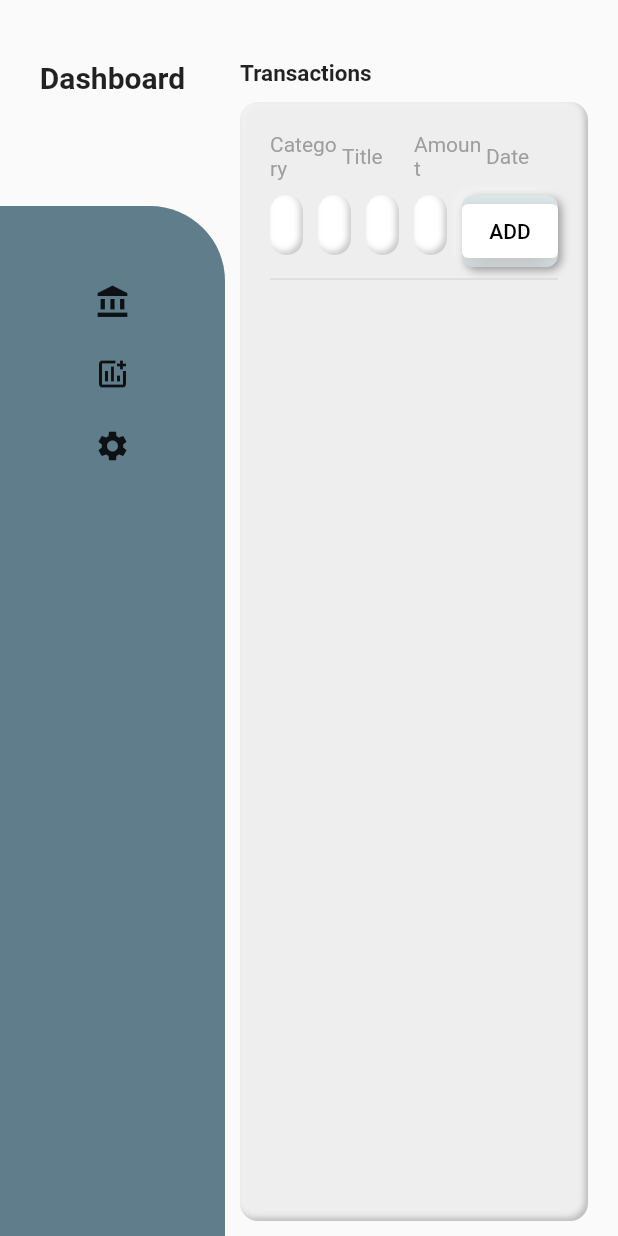
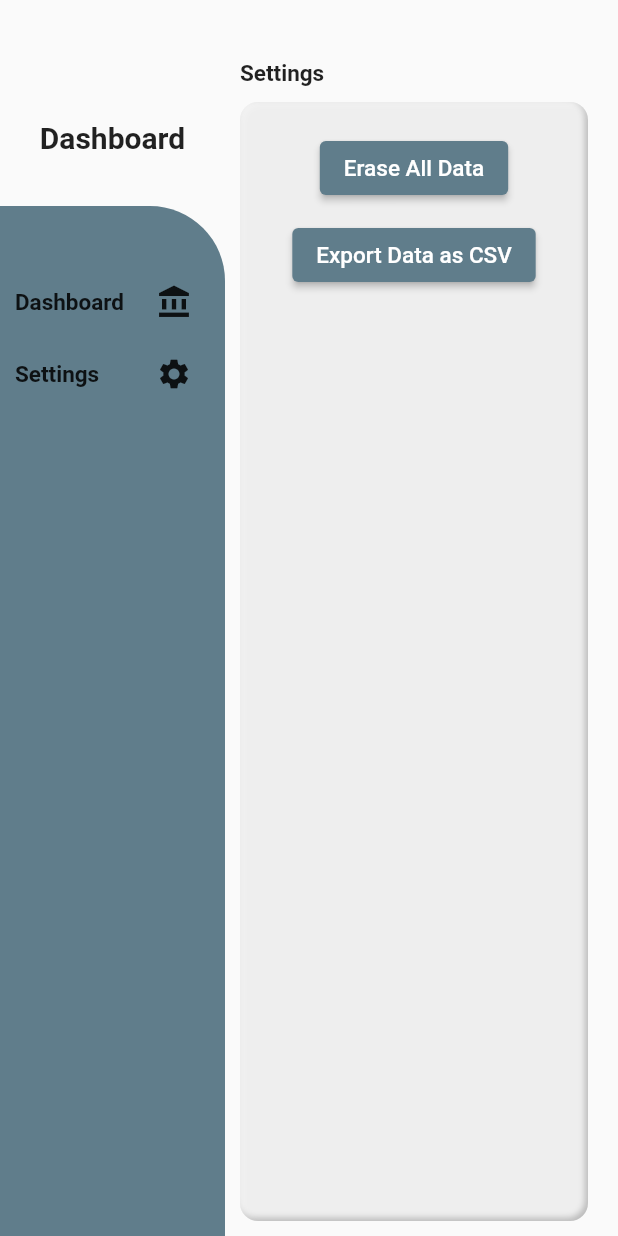
Before and after one commit to SebRincon/finance_tracker, a Flutter app: the screen it shows after launch, after a tap on the "settings" icon, on a phone screen of 412 x 824 dp. Run offline on Flutter 3.47's test engine with Material 2 defaults, Android fonts, the phone set to English and light mode, and no system bars; drawn by our look-alikes of flutter_neumorphic; our stand-ins replace sqflite; accounts and stored records are empty.

```diff
--- a/lib/main.dart
+++ b/lib/main.dart
@@ -1,15 +1,11 @@
-import 'dart:async';
-import 'package:finance_tracker/widgets/TransactionsManager.dart';
-import 'package:path/path.dart';
-import 'package:sqflite/sqflite.dart';
+import 'package:finance_tracker/pages/SettingsManager.dart';
+import 'package:finance_tracker/pages/TransactionsManager.dart';
 import 'package:flutter_neumorphic/flutter_neumorphic.dart';
-// import 'transactionsList.dart';
-import 'settings.dart';
 
 void main() {
   WidgetsFlutterBinding.ensureInitialized();
 
-  runApp(MyApp());
+  runApp(const MyApp());
 }
 
 class MyApp extends StatelessWidget {
@@ -23,9 +19,9 @@ class MyApp extends StatelessWidget {
       theme: ThemeData(
         primarySwatch: Colors.blue,
       ),
-      routes: <String, WidgetBuilder>{
-        '/dashboard': (BuildContext context) => const SettingsPage(),
-      },
+      // routes: <String, WidgetBuilder>{
+      //   '/dashboard': (BuildContext context) => const SettingsPage(),
+      // },
       home: const MyHomePage(),
     );
   }
@@ -56,6 +52,14 @@ class _MyHomePageState extends State<MyHomePage> {
   int index = 0;
   int accountSelection = 0;
 
+  void changeIndex(int _index) {
+    setState(
+      () {
+        index = _index;
+      },
+    );
+  }
+
   @override
   Widget build(BuildContext context) {
     return Scaffold(
@@ -69,7 +73,7 @@ class _MyHomePageState extends State<MyHomePage> {
                 Expanded(
                   flex: 2,
                   child: Container(
-                    padding: const EdgeInsets.only(top: 40),
+                    padding: const EdgeInsets.only(top: 80),
                     child: const Text(
                       "Dashboard",
                       style:
@@ -95,19 +99,51 @@ class _MyHomePageState extends State<MyHomePage> {
                         const SizedBox(
                           height: 40,
                         ),
+
+                        Container(
+                          margin: const EdgeInsets.only(left: 10, right: 10),
+                          child: Row(
+                            mainAxisAlignment: MainAxisAlignment.spaceBetween,
+                            children: [
+                              const Text(
+                                'Dashboard',
+                                style: TextStyle(
+                                    fontSize: 15, fontWeight: FontWeight.bold),
+                              ),
                               IconButton(
                                 onPressed: () {
-                            Navigator.of(context).pushNamed('/dashboard');
+                                  changeIndex(0);
                                 },
                                 icon: const Icon(Icons.account_balance),
                               ),
-                        IconButton(
-                          onPressed: () {},
-                          icon: const Icon(Icons.add_chart_outlined),
+                            ],
+                          ),
+                        ),
+
+                        // IconButton(
+                        //   onPressed: () {
+                        //     changeIndex(1);
+                        //   },
+                        //   icon: const Icon(Icons.add_chart_outlined),
+                        // ),
+                        Container(
+                          margin: const EdgeInsets.only(left: 10, right: 10),
+                          child: Row(
+                            mainAxisAlignment: MainAxisAlignment.spaceBetween,
+                            children: [
+                              const Text(
+                                'Settings',
+                                style: TextStyle(
+                                    fontSize: 15, fontWeight: FontWeight.bold),
                               ),
                               IconButton(
-                          onPressed: () {},
+                                onPressed: () {
+                                  changeIndex(1);
+                                },
                                 icon: const Icon(Icons.settings),
+                              ),
+                            ],
+                          ),
                         ),
                       ],
                     ),
@@ -125,20 +161,21 @@ class _MyHomePageState extends State<MyHomePage> {
               margin: const EdgeInsets.only(left: 10, right: 10),
               child: Column(
                 crossAxisAlignment: CrossAxisAlignment.start,
-                children: const [
-                  SizedBox(height: 30),
+                children: [
+                  const SizedBox(height: 30),
                   // accountDetail(accountSelection),
-                  SizedBox(height: 10),
+                  const SizedBox(height: 10),
                   Text(
-                    'Transactions',
-                    style: TextStyle(fontSize: 15, fontWeight: FontWeight.bold),
+                    index == 0 ? 'Transactions' : "Settings",
+                    style: const TextStyle(
+                        fontSize: 15, fontWeight: FontWeight.bold),
                   ),
-                  SizedBox(height: 10),
+                  const SizedBox(height: 10),
 
                   //
                   // TRANSACTIONS *******************
                   //
-                  TransactionManager()
+                  index == 0 ? TransactionManager() : SettingsManager()
                 ],
               ),
             ),
--- /dev/null
+++ b/lib/pages/SettingsManager.dart
@@ -0,0 +1,95 @@
+import 'package:flutter/material.dart';
+import 'package:flutter_neumorphic/flutter_neumorphic.dart';
+import 'package:sqflite/sqflite.dart';
+import 'package:path/path.dart';
+
+class SettingsManager extends StatefulWidget {
+  const SettingsManager({Key? key}) : super(key: key);
+
+  @override
+  State<SettingsManager> createState() => _SettingsManagerState();
+}
+
+class _SettingsManagerState extends State<SettingsManager> {
+  Future<Database> getDatabase() async {
+    return openDatabase(
+      join(await getDatabasesPath(), 'transactions.db'),
+      version: 1,
+    );
+  }
+
+  Future<void> deleteAllTransactions(Future<Database> database) async {
+    // Get a reference to the database.
+    final db = await database;
+
+    // Remove the transaction from the database.
+    await db.delete(
+      'transactions',
+    );
+  }
+
+  @override
+  Widget build(BuildContext context) {
+    Future<Database> database = getDatabase();
+
+    return Expanded(
+      flex: 1,
+      child: Neumorphic(
+        margin: const EdgeInsets.only(right: 10, bottom: 10),
+        style: NeumorphicStyle(
+          shape: NeumorphicShape.flat,
+          boxShape: NeumorphicBoxShape.roundRect(
+            BorderRadius.circular(12),
+          ),
+          depth: -4,
+          intensity: .5,
+          lightSource: LightSource.bottomRight,
+          color: Colors.grey[200],
+        ),
+        padding: const EdgeInsets.all(20),
+        child: SizedBox(
+          width: double.infinity,
+          height: MediaQuery.of(context).size.height * .65,
+          child: Column(
+            children: [
+              ElevatedButton(
+                // ignore: prefer_const_constructors
+                style: ButtonStyle(
+                  backgroundColor:
+                      MaterialStateProperty.all<Color>(Colors.blueGrey),
+                ),
+                onPressed: () {
+                  deleteAllTransactions(database);
+                  ScaffoldMessenger.of(context).showSnackBar(
+                    const SnackBar(
+                      content: Text('Transactions Deleted'),
+                    ),
+                  );
+                },
+                child: const Text(
+                  'Erase All Data',
+                  style: TextStyle(fontSize: 15),
+                ),
+              ),
+              const SizedBox(
+                height: 10,
+              ),
+              ElevatedButton(
+                // ignore: prefer_const_constructors
+                style: ButtonStyle(
+                  backgroundColor:
+                      MaterialStateProperty.all<Color>(Colors.blueGrey),
+                ),
+                onPressed: () {},
+                child: const Text(
+                  'Export Data as CSV',
+                  style: TextStyle(fontSize: 15),
+                ),
+              ),
+            ],
+          ),
+        ),
+      ),
+    );
+  }
+}
--- a/lib/widgets/TransactionsManager.dart
+++ b/lib/pages/TransactionsManager.dart
@@ -187,21 +187,26 @@ class _TransactionManagerState extends State<TransactionManager> {
   }
 
   void _submitOrder(String formCategory, String formTitle, String formAmount,
-      String formDate, BuildContext context) {
+      String formDate, BuildContext context, Future<Database> database) {
     if (_formKey.currentState!.validate()) {
       // setState(
       //   () {
       _formKey.currentState!.save();
-      print(
-          '${_transactionData["formCategory"]} - ${_transactionData["formTitle"]} - ${_transactionData["formAmount"]} - ${_transactionData["formDate"]}');
       ScaffoldMessenger.of(context).showSnackBar(
         SnackBar(
           content: Text(
               '${_transactionData["formCategory"]} - ${_transactionData["formTitle"]} - ${_transactionData["formAmount"]} - ${_transactionData["formDate"]}'),
         ),
       );
-      //   },
-      // );
+
+      insertTransaction(
+          UserTransaction(
+              id: DateTime.now().microsecondsSinceEpoch,
+              title: _transactionData["formTitle"]!,
+              amount: int.parse(_transactionData["formAmount"]!),
+              date: _transactionData["formDate"]!,
+              category: _transactionData["formCategory"]!),
+          database);
 
       setState(
         () {
@@ -245,7 +250,7 @@ class _TransactionManagerState extends State<TransactionManager> {
         child: Container(
           // margin: EdgeInsets.all(20),
           width: 100,
-          height: 25,
+          height: 15,
           margin: const EdgeInsets.only(top: 5),
           child: TextFormField(
             decoration: InputDecoration(
@@ -303,6 +308,7 @@ class _TransactionManagerState extends State<TransactionManager> {
   Widget build(BuildContext context) {
     Future<List<UserTransaction>> finalTransactions =
         fetchTransactions(getDatabase());
+    Future<Database> database = getDatabase();
     return Expanded(
       flex: 1,
       child: Neumorphic(
@@ -385,7 +391,8 @@ class _TransactionManagerState extends State<TransactionManager> {
                               _transactionData["formTitle"]!,
                               _transactionData["formAmount"]!,
                               _transactionData["formDate"]!,
-                              context);
+                              context,
+                              database);
                         },
                         child: const Text('ADD',
                             style: TextStyle(color: Colors.black)),
@@ -444,8 +451,8 @@ class _TransactionManagerState extends State<TransactionManager> {
                                     ),
                                     Expanded(
                                       flex: 1,
-                                      child: Text(
-                                          "\$${_transactions[index].amount}"),
+                                      child:
+                                          Text("${_transactions[index].date}"),
                                     )
                                   ],
                                 ),
--- a/lib/settings.dart
+++ /dev/null
@@ -1,17 +0,0 @@
-import 'package:flutter/material.dart';
-
-class SettingsPage extends StatefulWidget {
-  const SettingsPage({Key? key}) : super(key: key);
-
-  @override
-  State<SettingsPage> createState() => _SettingsPageState();
-}
-
-class _SettingsPageState extends State<SettingsPage> {
-  @override
-  Widget build(BuildContext context) {
-    return Scaffold(
-      body: Row(),
-    );
-  }
-}
```
Lines whose indentation alone changed are shown as unchanged.
